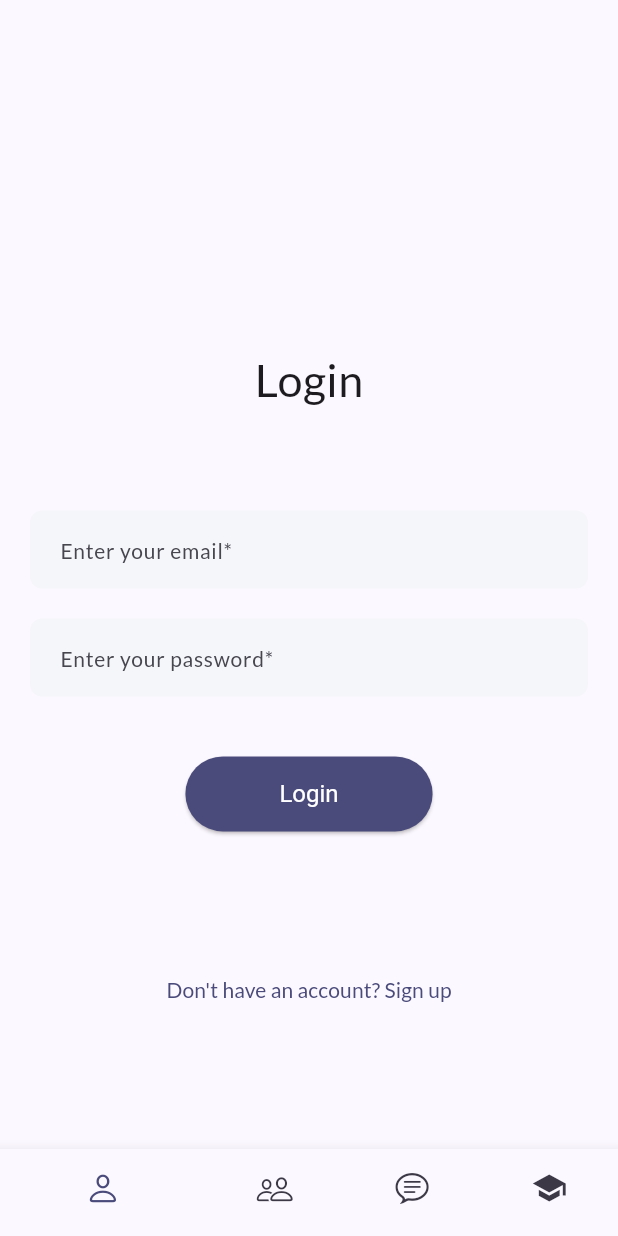
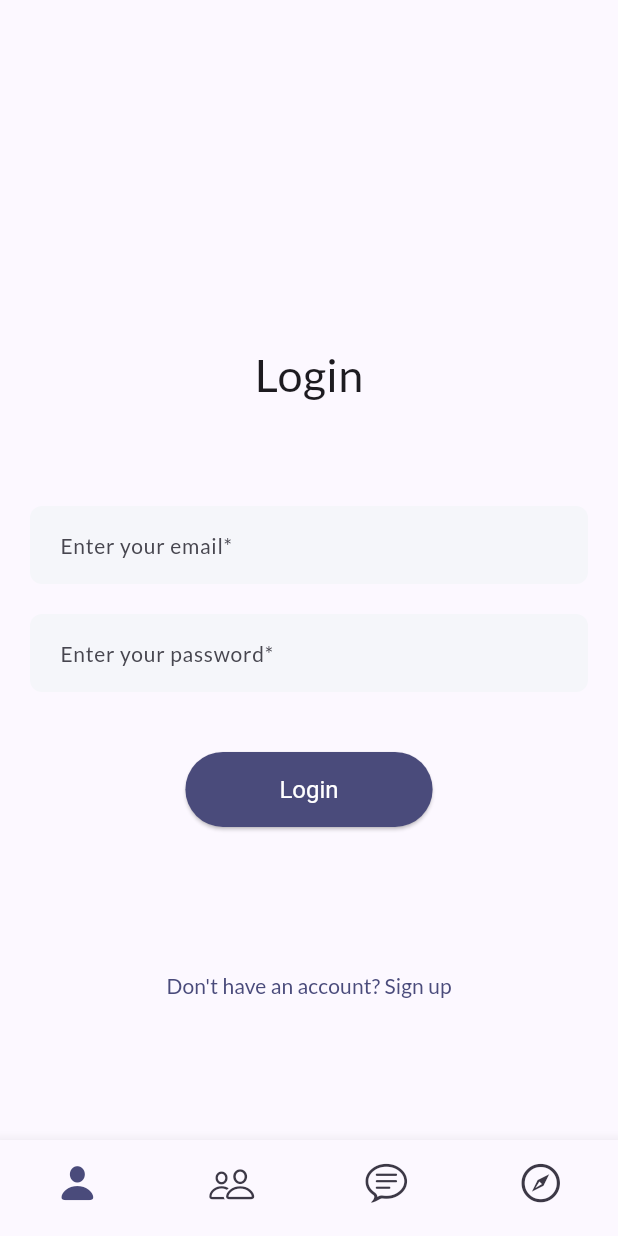
Before and after one commit to abdulrahmanyaqoup/Tareeqak-App, a Flutter app: the screen it shows after launch, on a phone screen of 412 x 824 dp. Run offline on Flutter 3.47's test engine with Material 3 defaults, Android fonts, the light colour scheme and no system bars; our stand-ins replace cached_network_image, flutter_dotenv, flutter_riverpod, google_fonts, image_picker, pin_code_fields and 1 more; network calls fail.

Commit message:
fix navigation bar

```diff
--- a/lib/Screens/tabs.dart
+++ b/lib/Screens/tabs.dart
@@ -60,9 +60,15 @@ class TabsState extends ConsumerState<Tabs> {
             )
           : null,
       body: Center(child: _widgetOptions.elementAt(_pageIndex)),
-      bottomNavigationBar: BottomNavigationBar(
+      bottomNavigationBar: Theme(
+        data: Theme.of(context).copyWith(
+          splashColor: Colors.transparent,
+          highlightColor: Colors.transparent,
+        ),
+        child: BottomNavigationBar(
           onTap: selectPage,
           currentIndex: _pageIndex,
+          selectedItemColor: Theme.of(context).colorScheme.primary,
           selectedIconTheme: Theme.of(context)
               .iconTheme
               .copyWith(color: Theme.of(context).colorScheme.primary),
@@ -71,24 +77,28 @@ class TabsState extends ConsumerState<Tabs> {
               .copyWith(color: Theme.of(context).colorScheme.secondary),
           showSelectedLabels: false,
           showUnselectedLabels: false,
-        items: const [
+
+          iconSize: 30,
+          type: BottomNavigationBarType.fixed,
+          items:  [
             BottomNavigationBarItem(
-            icon: Icon(CupertinoIcons.person),
+              icon: Icon(_pageIndex == 0 ? CupertinoIcons.person_fill : CupertinoIcons.person),
               label: 'Profile',
             ),
             BottomNavigationBarItem(
-            icon: Icon(CupertinoIcons.person_2),
+              icon: Icon(_pageIndex == 1 ? CupertinoIcons.person_2_fill : CupertinoIcons.person_2),
               label: 'Volunteers',
             ),
             BottomNavigationBarItem(
-            icon: Icon(CupertinoIcons.chat_bubble_text),
+              icon: Icon(_pageIndex == 2 ? CupertinoIcons.chat_bubble_text_fill : CupertinoIcons.chat_bubble_text),
               label: 'ChatBot',
             ),
             BottomNavigationBarItem(
-            icon: Icon(Icons.school),
+            icon: Icon(_pageIndex == 3 ? CupertinoIcons.compass_fill : CupertinoIcons.compass),
               label: 'University',
             ),
           ],
+        ),
       ),
     );
   }
--- a/lib/main.dart
+++ b/lib/main.dart
@@ -47,6 +47,7 @@ final theme = ThemeData(
   primaryIconTheme: const IconThemeData(
     color: Colors.white,
   ),
+
 );
 
 class Tareeqak extends StatelessWidget {
```
Lines whose indentation alone changed are shown as unchanged.
